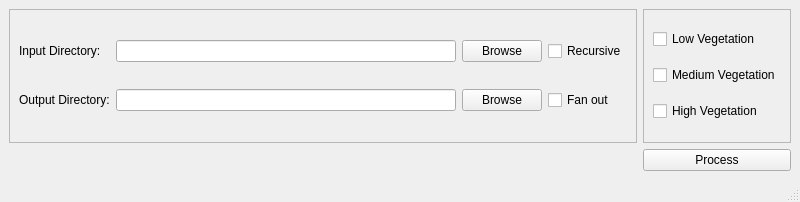
Above: gui/ui_mainwindow.ui from minorsecond/Chlorophyl before the change. Below: the same form after it.
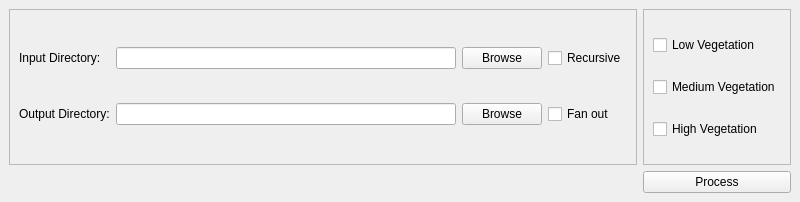
That is the form after the change.

Commit message: Name GUI widgets and remove status bar

The edit to the form file:
```diff
--- a/gui/ui_mainwindow.ui
+++ b/gui/ui_mainwindow.ui
@@ -127,7 +127,6 @@
     </rect>
    </property>
   </widget>
-  <widget class="QStatusBar" name="statusbar"/>
  </widget>
  <resources/>
  <connections/>
```
Left out of the diff: 26 changed lines with no effect on the pictures. The commit also changes 1 other file.
